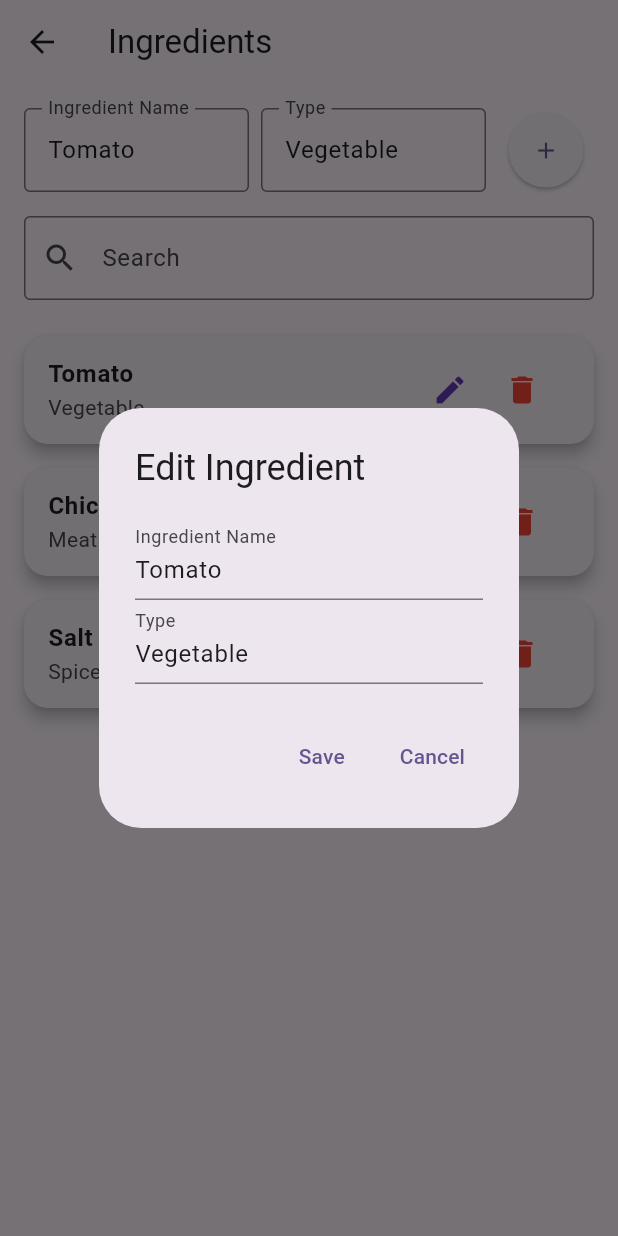
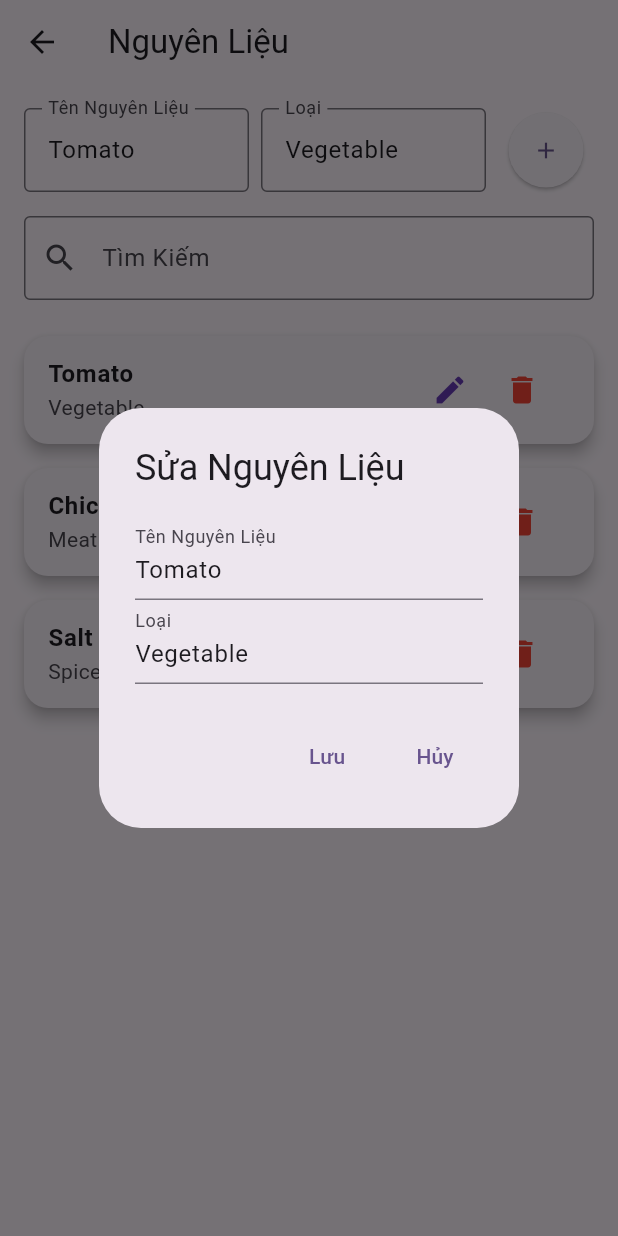
Before and after one commit to NightBlad/foodyummy, a Flutter app: the IngredientScreen screen opened directly, after a tap on the "edit" icon, on a phone screen of 412 x 824 dp. Run offline on Flutter 3.47's test engine with Material 3 defaults, Android fonts, the phone set to English and light mode, and no system bars; our stand-ins replace cloud_firestore; accounts and stored records are empty.

Commit message:
update screen

```diff
--- a/lib/main.dart
+++ b/lib/main.dart
@@ -11,11 +11,11 @@ class MyApp extends StatelessWidget {
   @override
   Widget build(BuildContext context) {
     return MaterialApp(
-      title: 'Flutter Demo',
+      title: 'Demo Flutter',
       theme: ThemeData(
         colorScheme: ColorScheme.fromSeed(seedColor: Colors.deepPurple),
       ),
-      home: const MyHomePage(title: 'Flutter Demo Home Page'),
+      home: const MyHomePage(title: 'Trang Chủ Demo Flutter'),
     );
   }
 }
@@ -34,7 +34,7 @@ class _MyHomePageState extends State<MyHomePage> {
   final List<Widget> _screens = [
     HomeScreen(),
     IngredientScreen(),
-    MenuScreen(), // Use imported MenuScreen widget
+    MenuScreen(),
     FavoriteScreen(),
     SearchScreen(),
     NotificationScreen(),
@@ -61,12 +61,12 @@ class _MyHomePageState extends State<MyHomePage> {
         currentIndex: _selectedIndex,
         onTap: _onItemTapped,
         items: const [
-          BottomNavigationBarItem(icon: Icon(Icons.home), label: 'Home'),
-          BottomNavigationBarItem(icon: Icon(Icons.kitchen), label: 'Ingredients'),
-          BottomNavigationBarItem(icon: Icon(Icons.menu_book), label: 'Menu'),
-          BottomNavigationBarItem(icon: Icon(Icons.favorite), label: 'Favorites'),
-          BottomNavigationBarItem(icon: Icon(Icons.search), label: 'Search'),
-          BottomNavigationBarItem(icon: Icon(Icons.notifications), label: 'Notify'),
+          BottomNavigationBarItem(icon: Icon(Icons.home), label: 'Trang Chủ'),
+          BottomNavigationBarItem(icon: Icon(Icons.kitchen), label: 'Nguyên Liệu'),
+          BottomNavigationBarItem(icon: Icon(Icons.menu_book), label: 'Thực Đơn'),
+          BottomNavigationBarItem(icon: Icon(Icons.favorite), label: 'Yêu Thích'),
+          BottomNavigationBarItem(icon: Icon(Icons.search), label: 'Tìm Kiếm'),
+          BottomNavigationBarItem(icon: Icon(Icons.notifications), label: 'Thông Báo'),
         ],
       ),
     );
@@ -81,9 +81,9 @@ class HomeScreen extends StatelessWidget {
       child: Column(
         mainAxisAlignment: MainAxisAlignment.center,
         children: [
-          Text('Welcome to Foodyummy!', style: Theme.of(context).textTheme.headlineMedium),
+          Text('Chào mừng đến với Foodyummy!', style: Theme.of(context).textTheme.headlineMedium),
           SizedBox(height: 16),
-          Text('Manage your ingredients, menu, favorites, and more.', style: Theme.of(context).textTheme.bodyLarge),
+          Text('Quản lý nguyên liệu, thực đơn, món yêu thích và hơn thế nữa.', style: Theme.of(context).textTheme.bodyLarge),
         ],
       ),
     );
@@ -93,27 +93,27 @@ class HomeScreen extends StatelessWidget {
 class IngredientScreen extends StatelessWidget {
   @override
   Widget build(BuildContext context) {
-    return Center(child: Text('Ingredient Management'));
+    return Center(child: Text('Quản Lý Nguyên Liệu'));
   }
 }
 
 class FavoriteScreen extends StatelessWidget {
   @override
   Widget build(BuildContext context) {
-    return Center(child: Text('Favorite Dishes'));
+    return Center(child: Text('Món Yêu Thích'));
   }
 }
 
 class SearchScreen extends StatelessWidget {
   @override
   Widget build(BuildContext context) {
-    return Center(child: Text('Search'));
+    return Center(child: Text('Tìm Kiếm'));
   }
 }
 
 class NotificationScreen extends StatelessWidget {
   @override
   Widget build(BuildContext context) {
-    return Center(child: Text('Notifications'));
+    return Center(child: Text('Thông Báo'));
   }
 }
--- a/lib/screens/favorite_screen.dart
+++ b/lib/screens/favorite_screen.dart
@@ -40,7 +40,7 @@ class _FavoriteScreenState extends State<FavoriteScreen> {
     }
     return Scaffold(
       appBar: AppBar(
-        title: const Text('Favorites'),
+        title: const Text('Món Yêu Thích'),
       ),
       body: Column(
         children: [
@@ -51,14 +51,14 @@ class _FavoriteScreenState extends State<FavoriteScreen> {
                 Expanded(
                   child: TextField(
                     controller: _nameController,
-                    decoration: const InputDecoration(labelText: 'Dish Name'),
+                    decoration: const InputDecoration(labelText: 'Tên Món'),
                   ),
                 ),
                 const SizedBox(width: 8),
                 Expanded(
                   child: TextField(
                     controller: _typeController,
-                    decoration: const InputDecoration(labelText: 'Type'),
+                    decoration: const InputDecoration(labelText: 'Loại'),
                   ),
                 ),
                 IconButton(
@@ -71,7 +71,7 @@ class _FavoriteScreenState extends State<FavoriteScreen> {
           Padding(
             padding: const EdgeInsets.symmetric(horizontal: 8.0),
             child: TextField(
-              decoration: const InputDecoration(labelText: 'Search'),
+              decoration: const InputDecoration(labelText: 'Tìm Kiếm'),
               onChanged: (val) => setState(() => searchQuery = val),
             ),
           ),
@@ -79,12 +79,12 @@ class _FavoriteScreenState extends State<FavoriteScreen> {
             padding: const EdgeInsets.symmetric(horizontal: 8.0),
             child: DropdownButton<String>(
               value: filterType.isEmpty ? null : filterType,
-              hint: const Text('Filter by Type'),
+              hint: const Text('Lọc Theo Loại'),
               items: <String>['', 'Breakfast', 'Vegetarian', 'Vietnamese', 'Western']
                   .map((type) => DropdownMenuItem<String>(
-                        value: type,
-                        child: Text(type.isEmpty ? 'All' : type),
-                      ))
+                value: type,
+                child: Text(type.isEmpty ? 'Tất Cả' : type),
+              ))
                   .toList(),
               onChanged: (val) => setState(() => filterType = val ?? ''),
             ),
@@ -114,17 +114,17 @@ class _FavoriteScreenState extends State<FavoriteScreen> {
                                 context: context,
                                 builder: (context) {
                                   return AlertDialog(
-                                    title: const Text('Edit Favorite'),
+                                    title: const Text('Sửa Món Yêu Thích'),
                                     content: Column(
                                       mainAxisSize: MainAxisSize.min,
                                       children: [
                                         TextField(
                                           controller: _nameController,
-                                          decoration: const InputDecoration(labelText: 'Dish Name'),
+                                          decoration: const InputDecoration(labelText: 'Tên Món'),
                                         ),
                                         TextField(
                                           controller: _typeController,
-                                          decoration: const InputDecoration(labelText: 'Type'),
+                                          decoration: const InputDecoration(labelText: 'Loại'),
                                         ),
                                       ],
                                     ),
@@ -145,7 +145,7 @@ class _FavoriteScreenState extends State<FavoriteScreen> {
                                           _typeController.clear();
                                           Navigator.of(context).pop();
                                         },
-                                        child: const Text('Save'),
+                                        child: const Text('Lưu'),
                                       ),
                                       TextButton(
                                         onPressed: () {
@@ -153,7 +153,7 @@ class _FavoriteScreenState extends State<FavoriteScreen> {
                                           _typeController.clear();
                                           Navigator.of(context).pop();
                                         },
-                                        child: const Text('Cancel'),
+                                        child: const Text('Hủy'),
                                       ),
                                     ],
                                   );
--- a/lib/screens/ingredient_screen.dart
+++ b/lib/screens/ingredient_screen.dart
@@ -38,17 +38,17 @@ class _IngredientScreenState extends State<IngredientScreen> {
     showDialog(
       context: context,
       builder: (context) => AlertDialog(
-        title: const Text('Edit Ingredient'),
+        title: const Text('Sửa Nguyên Liệu'),
         content: Column(
           mainAxisSize: MainAxisSize.min,
           children: [
             TextField(
               controller: _nameController,
-              decoration: const InputDecoration(labelText: 'Ingredient Name'),
+              decoration: const InputDecoration(labelText: 'Tên Nguyên Liệu'),
             ),
             TextField(
               controller: _typeController,
-              decoration: const InputDecoration(labelText: 'Type'),
+              decoration: const InputDecoration(labelText: 'Loại'),
             ),
           ],
         ),
@@ -69,7 +69,7 @@ class _IngredientScreenState extends State<IngredientScreen> {
               _typeController.clear();
               Navigator.pop(context);
             },
-            child: const Text('Save'),
+            child: const Text('Lưu'),
           ),
           TextButton(
             onPressed: () {
@@ -77,7 +77,7 @@ class _IngredientScreenState extends State<IngredientScreen> {
               _typeController.clear();
               Navigator.pop(context);
             },
-            child: const Text('Cancel'),
+            child: const Text('Hủy'),
           ),
         ],
       ),
@@ -99,7 +99,7 @@ class _IngredientScreenState extends State<IngredientScreen> {
 
     return Scaffold(
       appBar: AppBar(
-        title: const Text('Ingredients'),
+        title: const Text('Nguyên Liệu'),
       ),
       body: Padding(
         padding: const EdgeInsets.all(16.0),
@@ -111,7 +111,7 @@ class _IngredientScreenState extends State<IngredientScreen> {
                   child: TextField(
                     controller: _nameController,
                     decoration: const InputDecoration(
-                      labelText: 'Ingredient Name',
+                      labelText: 'Tên Nguyên Liệu',
                       border: OutlineInputBorder(),
                     ),
                   ),
@@ -121,7 +121,7 @@ class _IngredientScreenState extends State<IngredientScreen> {
                   child: TextField(
                     controller: _typeController,
                     decoration: const InputDecoration(
-                      labelText: 'Type',
+                      labelText: 'Loại',
                       border: OutlineInputBorder(),
                     ),
                   ),
@@ -140,7 +140,7 @@ class _IngredientScreenState extends State<IngredientScreen> {
             const SizedBox(height: 16),
             TextField(
               decoration: const InputDecoration(
-                labelText: 'Search',
+                labelText: 'Tìm Kiếm',
                 prefixIcon: Icon(Icons.search),
                 border: OutlineInputBorder(),
               ),
@@ -153,7 +153,7 @@ class _IngredientScreenState extends State<IngredientScreen> {
             const SizedBox(height: 16),
             Expanded(
               child: filteredIngredients.isEmpty
-                  ? Center(child: Text('No ingredients found'))
+                  ? const Center(child: Text('Không tìm thấy nguyên liệu'))
                   : ListView.builder(
                 itemCount: filteredIngredients.length,
                 itemBuilder: (context, index) {
--- a/lib/screens/menu_screen.dart
+++ b/lib/screens/menu_screen.dart
@@ -26,33 +26,33 @@ class _MenuScreenState extends State<MenuScreen> {
   List<Menu> _menus = [
     Menu(
       id: '1',
-      name: 'Lunch Set',
+      name: 'Bữa Trưa',
       type: 'Lunch',
       recipes: [
         Recipe(
           id: 'r1',
-          name: 'Fried Rice',
-          ingredients: ['Rice', 'Egg', 'Carrot', 'Peas'],
-          instructions: 'Stir fry all ingredients together.',
+          name: 'Cơm Chiên',
+          ingredients: ['Gạo', 'Trứng', 'Cà Rốt', 'Đậu Hà Lan'],
+          instructions: 'Xào tất cả các nguyên liệu với nhau.',
         ),
         Recipe(
           id: 'r2',
-          name: 'Tomato Soup',
-          ingredients: ['Tomato', 'Water', 'Salt'],
-          instructions: 'Boil tomatoes, add salt.',
+          name: 'Súp Cà Chua',
+          ingredients: ['Cà Chua', 'Nước', 'Muối'],
+          instructions: 'Luộc cà chua, thêm muối.',
         ),
       ],
     ),
     Menu(
       id: '2',
-      name: 'Dinner Set',
+      name: 'Bữa Tối',
       type: 'Dinner',
       recipes: [
         Recipe(
           id: 'r3',
-          name: 'Grilled Chicken',
-          ingredients: ['Chicken', 'Salt', 'Pepper'],
-          instructions: 'Grill chicken with salt and pepper.',
+          name: 'Gà Nướng',
+          ingredients: ['Gà', 'Muối', 'Tiêu'],
+          instructions: 'Nướng gà với muối và tiêu.',
         ),
       ],
     ),
@@ -60,29 +60,29 @@ class _MenuScreenState extends State<MenuScreen> {
 
   final TextEditingController _menuNameController = TextEditingController();
   String _searchQuery = '';
-  String _selectedType = 'All';
-  final List<String> _mealTypes = ['All', 'Breakfast', 'Lunch', 'Dinner', 'Snack', 'Vegetarian', 'Vegan', 'Vietnamese', 'Western'];
+  String _selectedType = 'Tất Cả';
+  final List<String> _mealTypes = ['Tất Cả', 'Breakfast', 'Lunch', 'Dinner', 'Snack', 'Vegetarian', 'Vegan', 'Vietnamese', 'Western'];
 
   void _addMenu() {
     String _newType = 'Lunch';
     showDialog(
       context: context,
       builder: (context) => AlertDialog(
-        title: const Text('Add Menu'),
+        title: const Text('Thêm Thực Đơn'),
         content: Column(
           mainAxisSize: MainAxisSize.min,
           children: [
             TextField(
               controller: _menuNameController,
-              decoration: const InputDecoration(labelText: 'Menu Name'),
+              decoration: const InputDecoration(labelText: 'Tên Thực Đơn'),
             ),
             DropdownButtonFormField<String>(
               value: _newType,
-              items: _mealTypes.where((e) => e != 'All').map((type) => DropdownMenuItem(value: type, child: Text(type))).toList(),
+              items: _mealTypes.where((e) => e != 'Tất Cả').map((type) => DropdownMenuItem(value: type, child: Text(type))).toList(),
               onChanged: (val) {
                 if (val != null) _newType = val;
               },
-              decoration: const InputDecoration(labelText: 'Meal Type'),
+              decoration: const InputDecoration(labelText: 'Loại Bữa Ăn'),
             ),
           ],
         ),
@@ -102,14 +102,14 @@ class _MenuScreenState extends State<MenuScreen> {
               _menuNameController.clear();
               Navigator.pop(context);
             },
-            child: const Text('Add'),
+            child: const Text('Thêm'),
           ),
           TextButton(
             onPressed: () {
               _menuNameController.clear();
               Navigator.pop(context);
             },
-            child: const Text('Cancel'),
+            child: const Text('Hủy'),
           ),
         ],
       ),
@@ -121,10 +121,10 @@ class _MenuScreenState extends State<MenuScreen> {
     showDialog(
       context: context,
       builder: (context) => AlertDialog(
-        title: const Text('Edit Menu'),
+        title: const Text('Sửa Thực Đơn'),
         content: TextField(
           controller: _menuNameController,
-          decoration: const InputDecoration(labelText: 'Menu Name'),
+          decoration: const InputDecoration(labelText: 'Tên Thực Đơn'),
         ),
         actions: [
           TextButton(
@@ -143,14 +143,14 @@ class _MenuScreenState extends State<MenuScreen> {
               _menuNameController.clear();
               Navigator.pop(context);
             },
-            child: const Text('Save'),
+            child: const Text('Lưu'),
           ),
           TextButton(
             onPressed: () {
               _menuNameController.clear();
               Navigator.pop(context);
             },
-            child: const Text('Cancel'),
+            child: const Text('Hủy'),
           ),
         ],
       ),
@@ -183,8 +183,8 @@ class _MenuScreenState extends State<MenuScreen> {
                 subtitle: Column(
                   crossAxisAlignment: CrossAxisAlignment.start,
                   children: [
-                    Text('Ingredients: ${recipe.ingredients.join(", ")}'),
-                    Text('Instructions: ${recipe.instructions}'),
+                    Text('Nguyên Liệu: ${recipe.ingredients.join(", ")}'),
+                    Text('Hướng Dẫn: ${recipe.instructions}'),
                   ],
                 ),
               ),
@@ -192,11 +192,11 @@ class _MenuScreenState extends State<MenuScreen> {
             if (menu.recipes.isEmpty)
               const Padding(
                 padding: EdgeInsets.all(16.0),
-                child: Text('No recipes in this menu.'),
+                child: Text('Không có món ăn trong thực đơn này.'),
               ),
             ElevatedButton.icon(
               icon: const Icon(Icons.add),
-              label: const Text('Add Recipe'),
+              label: const Text('Thêm Món Ăn'),
               onPressed: () => _addRecipe(menu),
             ),
           ],
@@ -213,21 +213,21 @@ class _MenuScreenState extends State<MenuScreen> {
     showDialog(
       context: context,
       builder: (context) => AlertDialog(
-        title: const Text('Add Recipe'),
+        title: const Text('Thêm Món Ăn'),
         content: SingleChildScrollView(
           child: Column(
             children: [
               TextField(
                 controller: _recipeNameController,
-                decoration: const InputDecoration(labelText: 'Recipe Name'),
+                decoration: const InputDecoration(labelText: 'Tên Món Ăn'),
               ),
               TextField(
                 controller: _recipeIngredientsController,
-                decoration: const InputDecoration(labelText: 'Ingredients (comma separated)'),
+                decoration: const InputDecoration(labelText: 'Nguyên Liệu (phân cách bằng dấu phẩy)'),
               ),
               TextField(
                 controller: _recipeInstructionsController,
-                decoration: const InputDecoration(labelText: 'Instructions'),
+                decoration: const InputDecoration(labelText: 'Hướng Dẫn'),
               ),
             ],
           ),
@@ -254,7 +254,7 @@ class _MenuScreenState extends State<MenuScreen> {
               }
               _showRecipes(menu);
             },
-            child: const Text('Add'),
+            child: const Text('Thêm'),
           ),
           TextButton(
             onPressed: () {
@@ -263,7 +263,7 @@ class _MenuScreenState extends State<MenuScreen> {
               _recipeInstructionsController.clear();
               Navigator.pop(context);
             },
-            child: const Text('Cancel'),
+            child: const Text('Hủy'),
           ),
         ],
       ),
@@ -273,7 +273,7 @@ class _MenuScreenState extends State<MenuScreen> {
   @override
   Widget build(BuildContext context) {
     List<Menu> filteredMenus = _menus.where((menu) {
-      final matchesType = _selectedType == 'All' || menu.type == _selectedType;
+      final matchesType = _selectedType == 'Tất Cả' || menu.type == _selectedType;
       final matchesSearch = menu.name.toLowerCase().contains(_searchQuery.toLowerCase());
       return matchesType && matchesSearch;
     }).toList();
@@ -284,7 +284,7 @@ class _MenuScreenState extends State<MenuScreen> {
           children: [
             const Icon(Icons.restaurant_menu, color: Colors.white),
             const SizedBox(width: 8),
-            const Text('Foodyummy Menus', style: TextStyle(fontWeight: FontWeight.bold)),
+            const Text('Thực Đơn Foodyummy', style: TextStyle(fontWeight: FontWeight.bold)),
           ],
         ),
         backgroundColor: Colors.deepPurple,
@@ -306,11 +306,11 @@ class _MenuScreenState extends State<MenuScreen> {
               Row(
                 children: [
                   Expanded(
-                    child: Text('Danh sách thực đơn', style: Theme.of(context).textTheme.headlineSmall?.copyWith(color: Colors.deepPurple, fontWeight: FontWeight.bold)),
+                    child: Text('Danh Sách Thực Đơn', style: Theme.of(context).textTheme.headlineSmall?.copyWith(color: Colors.deepPurple, fontWeight: FontWeight.bold)),
                   ),
                   ElevatedButton.icon(
                     icon: const Icon(Icons.add),
-                    label: const Text('Thêm thực đơn'),
+                    label: const Text('Thêm Thực Đơn'),
                     style: ElevatedButton.styleFrom(
                       backgroundColor: Colors.pinkAccent,
                       shape: RoundedRectangleBorder(borderRadius: BorderRadius.circular(12)),
```
Lines whose indentation alone changed are shown as unchanged.
